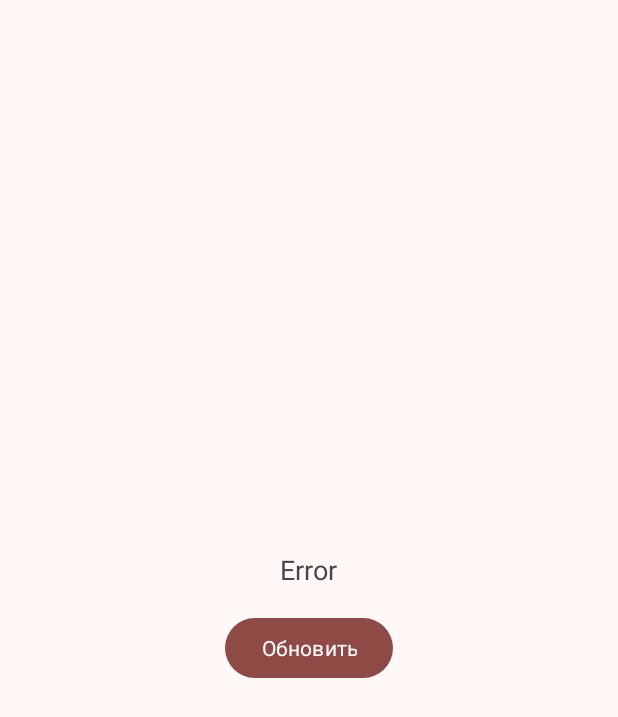
After one commit to SyhanX/Maximum-Fitness, an Android app: the layout error_message.xml on its own in the app's theme, with its tools: preview values and no code run, on a phone screen of 412 x 824 dp. The commit adds this screen. Shown: the top 717 px of the screen. Run offline under Robolectric (Android 15) with nearby library versions, the phone set to English and light mode, and no system bars; Roboto replaces fonts that are not available here.

Commit message:
create error screen, add error related strings

```diff
--- /dev/null
+++ b/app/src/main/res/layout/error_message.xml
@@ -0,0 +1,25 @@
+<?xml version="1.0" encoding="utf-8"?>
+<LinearLayout
+    android:id="@+id/error_layout"
+    xmlns:android="http://schemas.android.com/apk/res/android"
+    xmlns:tools="http://schemas.android.com/tools"
+    android:layout_width="match_parent"
+    android:layout_height="match_parent"
+    android:layout_gravity="center"
+    android:gravity="center"
+    android:orientation="vertical">
+
+    <TextView
+        android:id="@+id/error_text"
+        android:layout_width="wrap_content"
+        android:layout_height="wrap_content"
+        android:layout_marginBottom="16dp"
+        android:textSize="18sp"
+        tools:text="Error" />
+
+    <Button
+        android:id="@+id/retry_btn"
+        android:layout_width="wrap_content"
+        android:layout_height="wrap_content"
+        android:text="@string/update" />
+</LinearLayout>
--- a/app/src/main/res/values/strings.xml
+++ b/app/src/main/res/values/strings.xml
@@ -10,5 +10,8 @@
     <string name="exercise_type_1">Тренировка</string>
     <string name="exercise_type_2">Эфир</string>
     <string name="exercise_type_3">Комплекс</string>
+    <string name="update">Обновить</string>
+    <string name="unexpected_error">Что-то пошло не так\n</string>
+    <string name="no_connection_error">Нет интернета</string>
 
 </resources>
```
